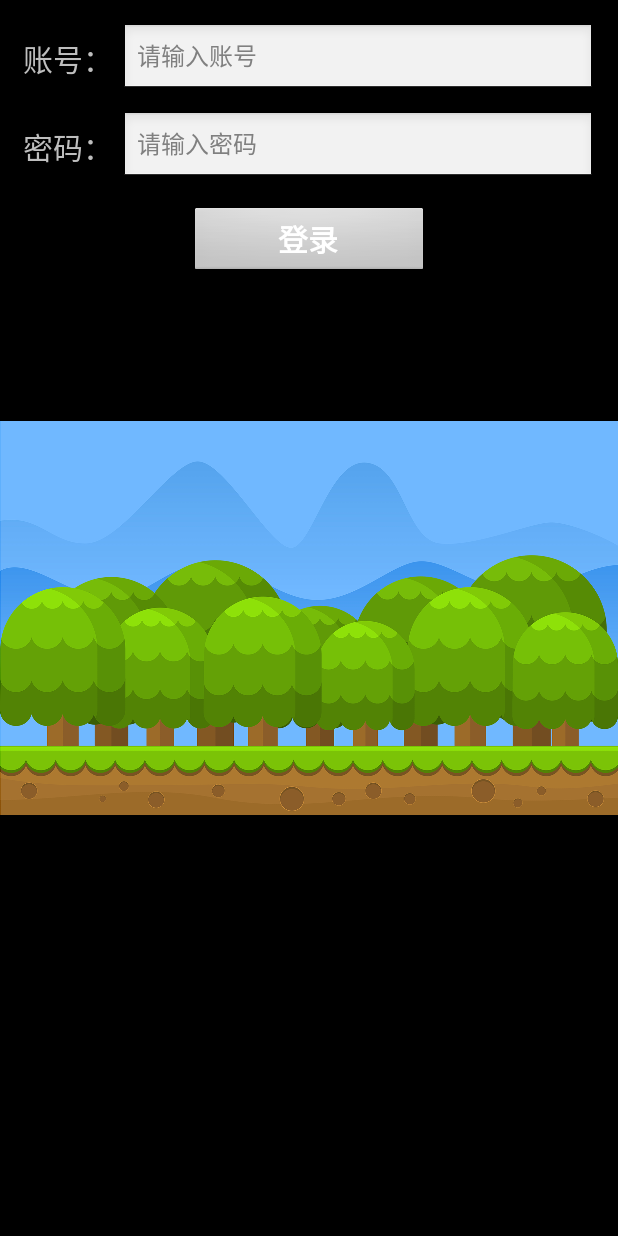
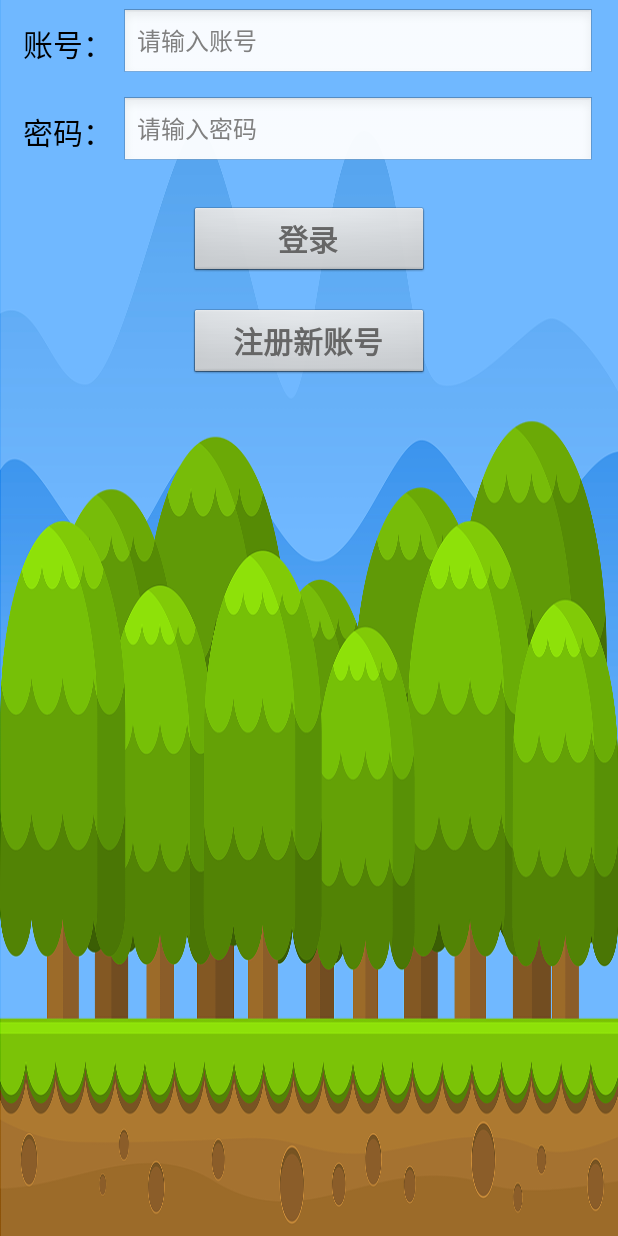
Before and after one commit to syanfeng/Android, an Android app: the layout activity_login.xml on its own in the app's theme, with its tools: preview values and no code run, on a phone screen of 412 x 824 dp. Run offline under Robolectric (Android 15) with nearby library versions, the phone set to English and light mode, and no system bars.

Commit message:
login commit

```diff
--- a/app/build.gradle
+++ b/app/build.gradle
@@ -20,6 +20,7 @@ android {
 }
 
 dependencies {
+    implementation 'com.android.support.constraint:constraint-layout:1.1.3'
     compile fileTree(dir: 'libs', include: ['*.jar'])
     testCompile 'junit:junit:4.12'
     compile 'com.android.support:appcompat-v7:28.0.0'
--- a/app/src/main/java/com/snatik/matches/common/FileSave.java
+++ /dev/null
@@ -1,5 +0,0 @@
-package com.snatik.matches.common;
-
-public class FileSave {
-
-    }
--- a/app/src/main/java/com/snatik/matches/common/Register.java
+++ /dev/null
@@ -1,4 +0,0 @@
-package com.snatik.matches.common;
-
-public class Register {
-}
--- a/app/src/main/res/layout/activity_login.xml
+++ b/app/src/main/res/layout/activity_login.xml
@@ -1,30 +1,19 @@
 <?xml version="1.0" encoding="utf-8"?>
-<LinearLayout xmlns:android="http://schemas.android.com/apk/res/android"
+<android.support.constraint.ConstraintLayout xmlns:android="http://schemas.android.com/apk/res/android"
+    xmlns:app="http://schemas.android.com/apk/res-auto"
+    xmlns:tools="http://schemas.android.com/tools"
     android:layout_width="match_parent"
-    android:layout_height="match_parent">
-    <RelativeLayout
-        xmlns:android="http://schemas.android.com/apk/res/android"
-        xmlns:app="http://schemas.android.com/apk/res-auto"
-        xmlns:tools="http://schemas.android.com/tools"
-        android:layout_width="match_parent"
-        android:layout_height="match_parent"
-        tools:context=".MainActivity">
-        <ImageView
-            android:layout_width="match_parent"
-            android:layout_height="match_parent"
-            android:src="@drawable/background"/>
-        <!--<ImageView-->
-        <!--android:id="@+id/iv_head"-->
-        <!--android:layout_width="50dp"-->
-        <!--android:layout_height="50dp"-->
-        <!--android:layout_centerHorizontal="true"-->
-        <!--android:layout_marginTop="100dp"-->
-        <!--android:src="@drawable/background"/>-->
+    android:layout_height="match_parent"
+    android:orientation="vertical"
+    android:background="@drawable/background"
+    tools:context=".login">
     <LinearLayout
         android:id="@+id/layout"
         android:layout_width="match_parent"
         android:layout_height="wrap_content"
-        android:layout_margin="10dp"
+        android:layout_marginTop="40dp"
+        android:layout_marginLeft="10dp"
+        android:layout_marginRight="10dp"
         android:orientation="vertical">
 
         <RelativeLayout
@@ -39,6 +28,7 @@
                 android:layout_height="wrap_content"
                 android:layout_centerVertical="true"
                 android:text="账号："
+                android:textColor="#000"
                 android:textSize="20sp" />
 
             <EditText
@@ -64,6 +54,7 @@
                 android:layout_height="wrap_content"
                 android:layout_centerVertical="true"
                 android:text="密码："
+                android:textColor="#000"
                 android:textSize="20sp" />
 
             <EditText
@@ -76,18 +67,32 @@
                 android:inputType="textPassword"
                 android:textSize="16sp" />
         </RelativeLayout>
-    </LinearLayout>
-    <Button
+        <Button
         android:id="@+id/btn_login"
         android:layout_width="160dp"
         android:layout_height="48dp"
         android:layout_below="@id/layout"
         android:layout_centerHorizontal="true"
-        android:layout_marginLeft="10dp"
-        android:layout_marginRight="10dp"
+        android:layout_gravity="center_horizontal"
+        android:layout_marginTop="20dp"
         android:text="登录"
-        android:textColor="#ffffff"
+        android:textColor="#666"
         android:textSize="20sp"
         android:textStyle="bold" />
-    </RelativeLayout>
-</LinearLayout>
+        <Button
+            android:id="@+id/btn_to_login"
+            android:layout_width="160dp"
+            android:layout_height="48dp"
+            android:layout_below="@id/layout"
+            android:layout_centerHorizontal="true"
+            android:layout_gravity="center_horizontal"
+            android:layout_marginTop="20dp"
+            android:text="注册新账号"
+            android:textColor="#666"
+            android:textSize="20sp"
+            android:textStyle="bold" />
+    </LinearLayout>
+
+
+
+</android.support.constraint.ConstraintLayout>
```
Also changed, not shown: app/src/main/AndroidManifest.xml (+17 -4 lines), app/src/main/java/com/snatik/matches/common/Login.java (deleted, +0 -54 lines), app/src/main/java/com/snatik/matches/login.java (added, +13 -0 lines), app/src/main/java/com/snatik/matches/register.java (added, +13 -0 lines), app/src/main/res/layout/activity_register.xml (+13 -17 lines).
